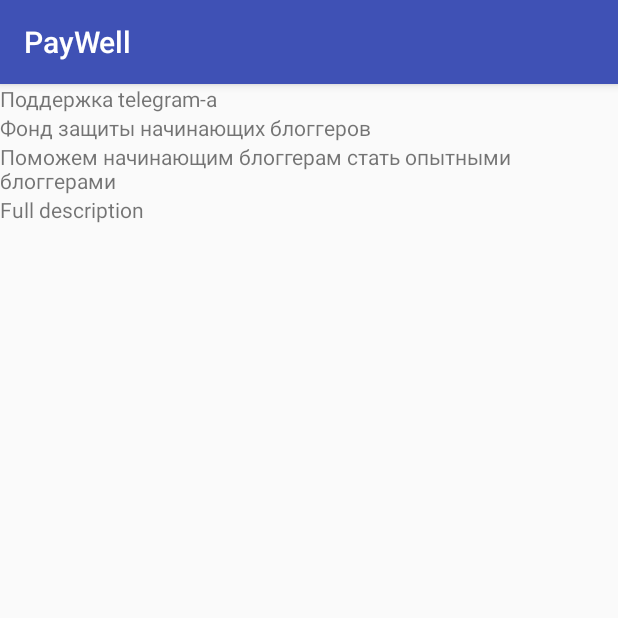
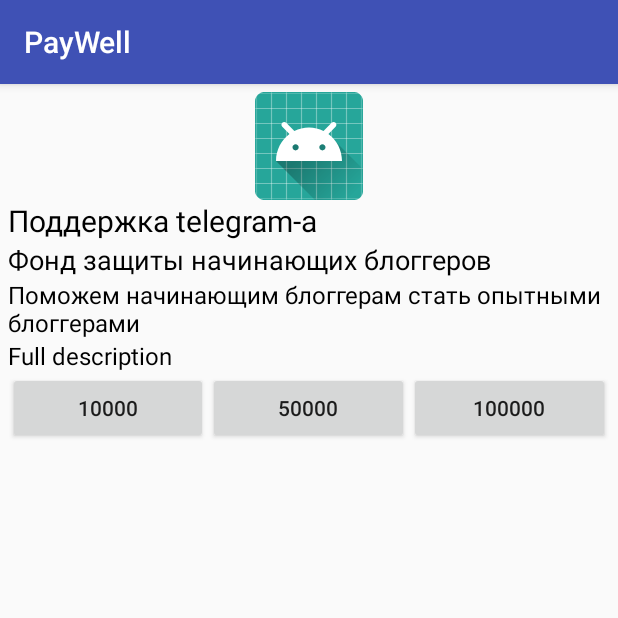
Before and after one commit to Carups/paywell, an Android app: the screen it shows after launch (ProjectDescriptionActivity), after a tap on "Поддержка telegram-а", on a phone screen of 412 x 824 dp, the top half of it. Run offline under Robolectric (Android 15) with nearby library versions, the phone set to English and light mode, and no system bars.

Commit message:
Add payment mock

```diff
--- a/paywell/app/build.gradle
+++ b/paywell/app/build.gradle
@@ -33,4 +33,5 @@ dependencies {
     implementation 'com.android.support:cardview-v7:27.1.1'
     implementation 'com.android.support:recyclerview-v7:27.1.1'
     implementation 'com.android.support:support-v4:27.1.1'
+    implementation 'com.android.support:design:27.1.1'
 }
--- a/paywell/app/src/main/java/ru/spbau/mit/hackathon/paywell/projectdescription/ProjectDescriptionActivity.kt
+++ b/paywell/app/src/main/java/ru/spbau/mit/hackathon/paywell/projectdescription/ProjectDescriptionActivity.kt
@@ -1,7 +1,9 @@
 package ru.spbau.mit.hackathon.paywell.projectdescription
 
 import android.os.Bundle
+import android.support.design.widget.Snackbar
 import android.support.v7.app.AppCompatActivity
+import android.widget.Button
 import android.widget.TextView
 import org.json.JSONObject
 import ru.spbau.mit.hackathon.paywell.R
@@ -23,5 +25,13 @@ class ProjectDescriptionActivity: AppCompatActivity() {
         projectOwner.text = paramsMap.getString("owner")
         projectShortDescription.text = paramsMap.getString("short_desc")
         projectFullDescription.text = "Full description"
+
+        val donate1Button: Button = findViewById(R.id.pay1)
+        val donate2Button: Button = findViewById(R.id.pay2)
+        val donate3Button: Button = findViewById(R.id.pay3)
+
+        donate1Button.setOnClickListener { Snackbar.make(findViewById(R.id.descriptionLayout), "Paid ${donate1Button.text}", 1000).show() }
+        donate2Button.setOnClickListener { Snackbar.make(findViewById(R.id.descriptionLayout), "Paid ${donate2Button.text}", 1000).show() }
+        donate3Button.setOnClickListener { Snackbar.make(findViewById(R.id.descriptionLayout), "Paid ${donate3Button.text}", 1000).show() }
     }
 }
--- a/paywell/app/src/main/java/ru/spbau/mit/hackathon/paywell/projectslist/MainActivity.kt
+++ b/paywell/app/src/main/java/ru/spbau/mit/hackathon/paywell/projectslist/MainActivity.kt
@@ -22,8 +22,6 @@ class MainActivity : AppCompatActivity() {
         recyclerView.layoutManager = llm
 
         recyclerView.adapter = RecyclerAdapter(generateRecords())
-//        val projectCard = findViewById<View>(R.id.projectCard)
-//        projectCard.setOnClickListener { v -> v.context.startActivity(Intent(this, ProjectDescriptionActivity::class.java)) }
     }
 
     private fun generateRecords(): MutableList<ProjectInfo> {
--- a/paywell/app/src/main/res/layout/card_view.xml
+++ b/paywell/app/src/main/res/layout/card_view.xml
@@ -18,6 +18,15 @@
             android:layout_width="match_parent"
             android:layout_height="match_parent">
 
+            <ImageView
+                android:id="@+id/imageView"
+                android:layout_width="wrap_content"
+                android:layout_height="wrap_content"
+                android:layout_marginStart="10dp"
+                android:layout_centerVertical="true"
+                android:layout_alignParentStart="true"
+                android:src="@mipmap/ic_launcher" />
+
             <TextView
                 android:id="@+id/projectName"
                 android:layout_width="match_parent"
@@ -26,6 +35,7 @@
                 android:layout_marginTop="10dp"
                 android:gravity="center_vertical"
                 android:textColor="@android:color/black"
+                android:layout_toEndOf="@id/imageView"
                 android:textSize="20sp" />
 
             <TextView
@@ -37,6 +47,7 @@
                 android:layout_marginTop="10dp"
                 android:gravity="center_vertical"
                 android:textColor="@android:color/black"
+                android:layout_toEndOf="@id/imageView"
                 android:textSize="18sp" />
 
             <TextView
@@ -48,6 +59,7 @@
                 android:layout_marginTop="10dp"
                 android:gravity="center_vertical"
                 android:textColor="@android:color/black"
+                android:layout_toEndOf="@id/imageView"
                 android:textSize="14sp" />
         </RelativeLayout>
     </LinearLayout>
--- a/paywell/app/src/main/res/layout/project_description.xml
+++ b/paywell/app/src/main/res/layout/project_description.xml
@@ -1,36 +1,89 @@
 <?xml version="1.0" encoding="utf-8"?>
 <android.support.constraint.ConstraintLayout
     xmlns:android="http://schemas.android.com/apk/res/android"
-    xmlns:app="http://schemas.android.com/apk/res-auto"
     android:layout_width="match_parent"
     android:layout_height="match_parent">
 
     <RelativeLayout
         android:layout_width="wrap_content"
-        android:layout_height="wrap_content">
+        android:layout_height="wrap_content"
+        android:layout_marginStart="20sp"
+        android:layout_marginTop="20sp"
+        android:layout_marginEnd="20sp"
+        android:layout_marginBottom="20sp"
+        android:id="@+id/descriptionLayout"
+        android:padding="5sp">
+
+        <ImageView
+            android:id="@+id/projectDescriptionImage"
+            android:layout_centerHorizontal="true"
+            android:layout_width="wrap_content"
+            android:layout_height="wrap_content"
+            android:src="@mipmap/ic_launcher"
+            />
 
     <TextView
         android:id="@+id/projectName"
         android:layout_width="wrap_content"
-        android:layout_height="wrap_content" />
+        android:layout_height="wrap_content"
+        android:layout_below="@id/projectDescriptionImage"
+        android:textColor="@android:color/black"
+        android:textSize="20sp"/>
 
     <TextView
         android:id="@+id/projectOwner"
         android:layout_width="wrap_content"
         android:layout_height="wrap_content"
-        android:layout_below="@id/projectName"/>
+        android:layout_below="@id/projectName"
+        android:textColor="@android:color/black"
+        android:textSize="18sp"/>
 
     <TextView
         android:id="@+id/shortProjectDescription"
         android:layout_width="wrap_content"
         android:layout_height="wrap_content"
-        android:layout_below="@id/projectOwner"/>
+        android:layout_below="@id/projectOwner"
+        android:textColor="@android:color/black"
+        android:textSize="16sp"/>
 
     <TextView
         android:id="@+id/fullProjectDescription"
         android:layout_width="wrap_content"
         android:layout_height="wrap_content"
-        android:layout_below="@id/shortProjectDescription"/>
+        android:layout_below="@id/shortProjectDescription"
+        android:textColor="@android:color/black"
+        android:textSize="16sp"/>
+
+        <LinearLayout
+            android:layout_width="match_parent"
+            android:layout_height="match_parent"
+            android:layout_below="@id/fullProjectDescription"
+            android:orientation="horizontal">
+
+            <Button
+                android:layout_width="wrap_content"
+                android:layout_height="wrap_content"
+                android:layout_gravity="center_horizontal"
+                android:layout_weight="1"
+                android:id="@+id/pay1"
+                android:text="10000"/>
+
+            <Button
+                android:layout_width="wrap_content"
+                android:layout_height="wrap_content"
+                android:layout_gravity="center_horizontal"
+                android:layout_weight="1"
+                android:id="@+id/pay2"
+                android:text="50000"/>
+
+            <Button
+                android:layout_width="wrap_content"
+                android:layout_height="wrap_content"
+                android:layout_gravity="center_horizontal"
+                android:layout_weight="1"
+                android:id="@+id/pay3"
+                android:text="100000"/>
+        </LinearLayout>
 
     </RelativeLayout>
 </android.support.constraint.ConstraintLayout>
```
